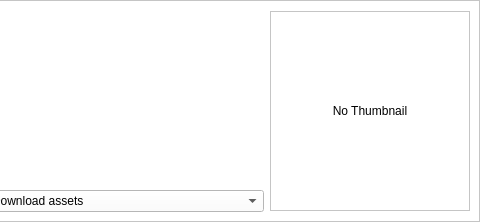
Above: src/qgis_stac/ui/result_item_widget.ui from stac-utils/qgis-stac-plugin before the change; both pictures show x 395 to 875 and y 0 to 222 of the 875 by 222 pixel window. Below: the same form after it.
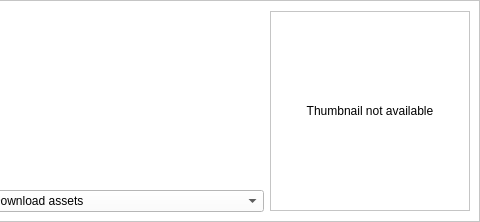
That is the form after the change.

Commit message: changed result message when date or extent filter have been used

Patch:
```diff
--- a/src/qgis_stac/ui/result_item_widget.ui
+++ b/src/qgis_stac/ui/result_item_widget.ui
@@ -201,7 +201,7 @@
            <enum>QFrame::StyledPanel</enum>
           </property>
           <property name="text">
-           <string>No Thumbnail</string>
+           <string>Thumbnail not available</string>
           </property>
           <property name="alignment">
            <set>Qt::AlignCenter</set>
```
The commit also changes 1 other file.
